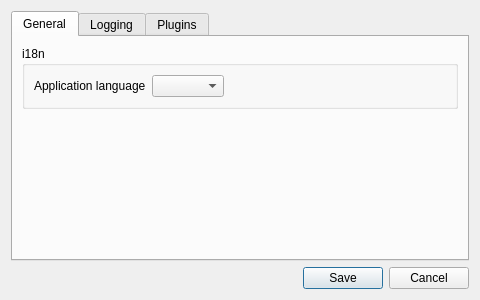
This is src/lib/luma/base/gui/SettingsDialogDesign.ui in einaru/luma as Qt 5 draws it before an edit. The edited form follows.
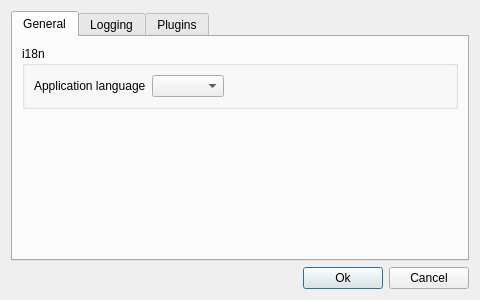
This is the edited form.

The edit to the form file:
```diff
--- a/src/lib/luma/base/gui/SettingsDialogDesign.ui
+++ b/src/lib/luma/base/gui/SettingsDialogDesign.ui
@@ -32,7 +32,7 @@
      <item>
       <widget class="QPushButton" name="actionSave">
        <property name="text">
-        <string>Save</string>
+        <string>Ok</string>
        </property>
       </widget>
      </item>
```
Left out of the diff: 2 changed lines with no effect on the pictures.
